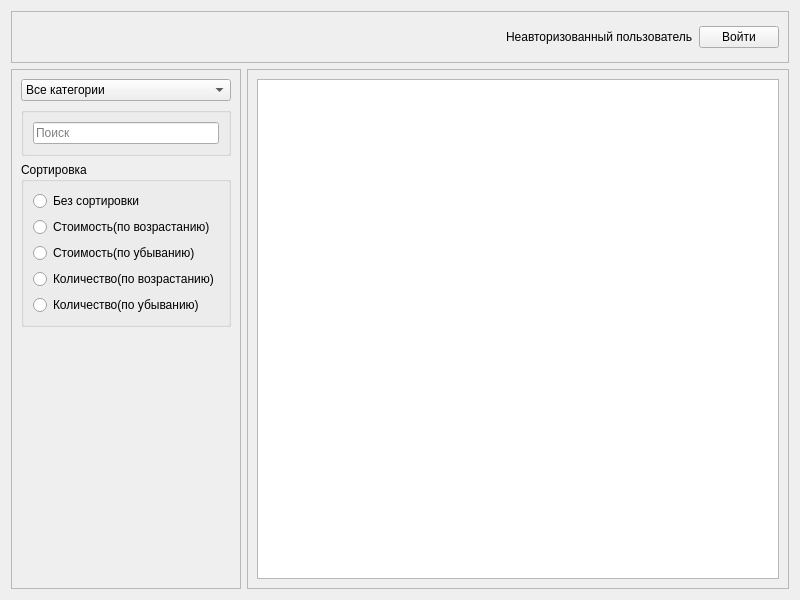
Before: the Qt Designer form shoes-main/form.ui in dcherep/shoes, drawn with Qt 5.
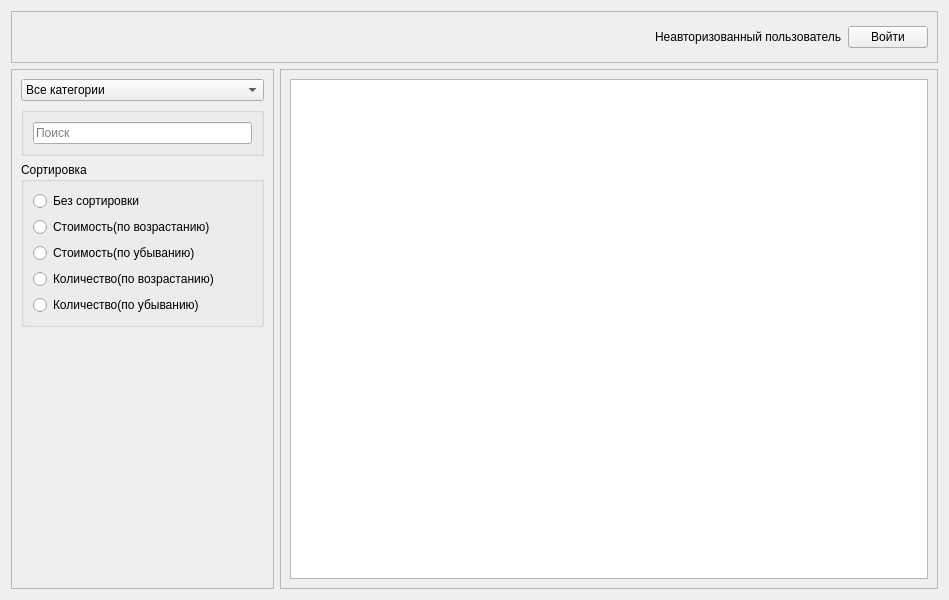
After: the same form once the commit is applied.

Diff of the .ui file:
```diff
--- a/shoes-main/form.ui
+++ b/shoes-main/form.ui
@@ -6,7 +6,7 @@
    <rect>
     <x>0</x>
     <y>0</y>
-    <width>800</width>
+    <width>949</width>
     <height>600</height>
    </rect>
   </property>
```
Lines whose indentation alone changed are shown as unchanged.
